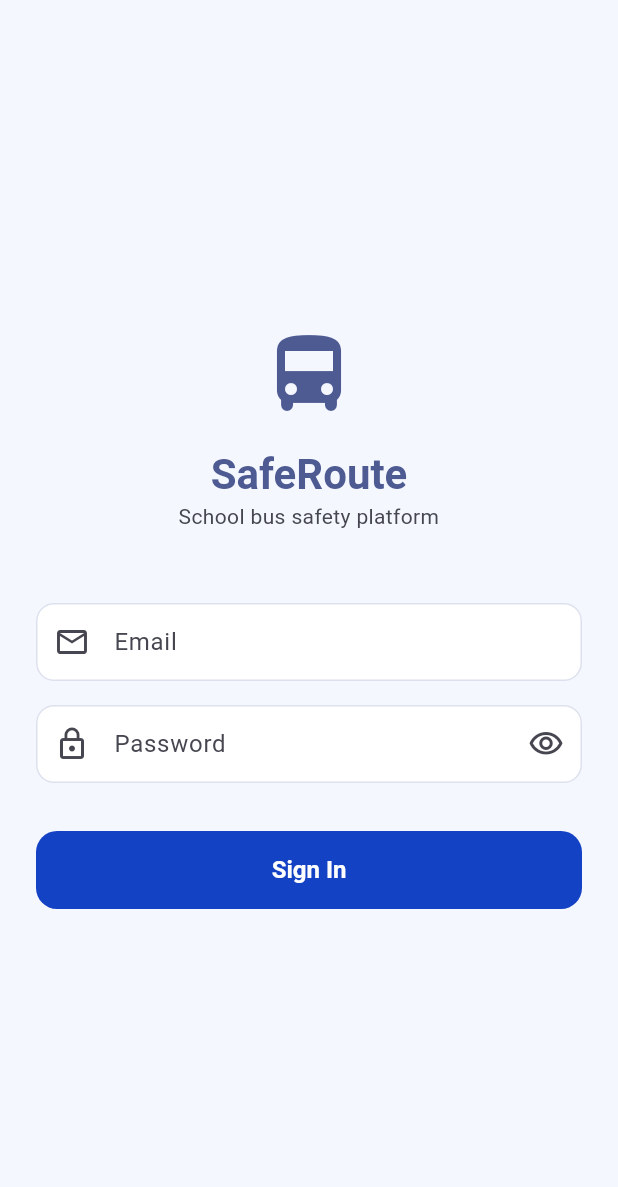
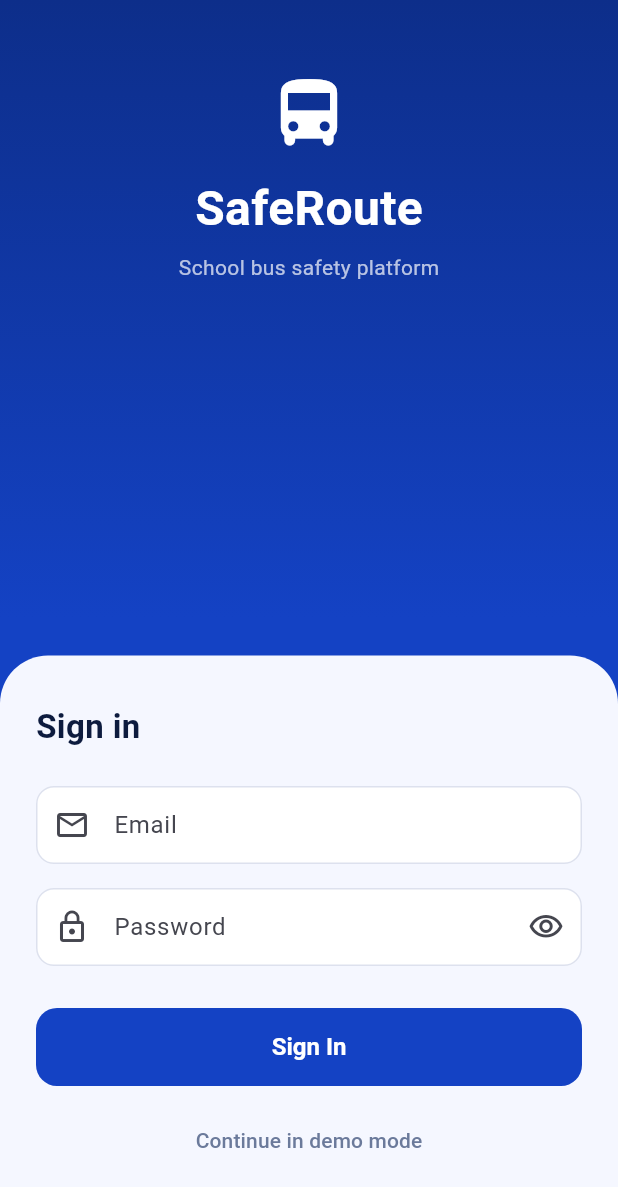
Before and after one commit to yogeshhm/SafeRoute, a Flutter app: the LoginScreen screen opened directly, on a phone screen of 412 x 824 dp. Shown: the top 1187 px of the screen. Run offline on Flutter 3.47's test engine with Material 3 defaults, Android fonts, the phone set to English and light mode, and no system bars; our stand-ins replace geolocator, go_router, google_maps_flutter, supabase_flutter; accounts and stored records are empty.

Commit message:
Add GPS tracking, auth login, and user service
- GPS sends location every 10m during active trip via geolocator
- Starts on trip begin, stops on trip complete
- Resumes automatically if app reopens mid-trip
- Real email+password login via Supabase Auth
- Role-based redirect after login (driver/parent)
- Demo mode still accessible via login screen
- UserService handles auth vs demo user resolution
- Sign out clears GPS and session

Co-Authored-By: Claude Sonnet 4.6 <noreply@anthropic.com>

```diff
--- a/apps/mobile/lib/features/auth/screens/login_screen.dart
+++ b/apps/mobile/lib/features/auth/screens/login_screen.dart
@@ -1,6 +1,8 @@
 import 'package:flutter/material.dart';
+import 'package:flutter/services.dart';
 import 'package:go_router/go_router.dart';
 import 'package:supabase_flutter/supabase_flutter.dart';
+import '../../../core/theme/app_theme.dart';
 
 class LoginScreen extends StatefulWidget {
   const LoginScreen({super.key});
@@ -41,18 +43,25 @@ class _LoginScreenState extends State<LoginScreen> {
           .eq('auth_user_id', res.user!.id)
           .maybeSingle();
 
-      final role = profile?['role'] as String?;
       if (!mounted) return;
 
+      final role = profile?['role'] as String?;
       if (role == 'driver') {
         context.go('/driver');
+      } else if (role == 'parent') {
+        context.go('/parent');
       } else {
-        context.go('/parent');
+        ScaffoldMessenger.of(context).showSnackBar(
+          const SnackBar(
+            content: Text('Account not set up correctly. Contact admin.'),
+            backgroundColor: AppColors.orange,
+          ),
+        );
       }
     } on AuthException catch (e) {
       if (!mounted) return;
       ScaffoldMessenger.of(context).showSnackBar(
-        SnackBar(content: Text(e.message), backgroundColor: Colors.red),
+        SnackBar(content: Text(e.message), backgroundColor: AppColors.red),
       );
     } finally {
       if (mounted) setState(() => _loading = false);
@@ -61,40 +70,65 @@ class _LoginScreenState extends State<LoginScreen> {
 
   @override
   Widget build(BuildContext context) {
-    final theme = Theme.of(context);
+    SystemChrome.setSystemUIOverlayStyle(const SystemUiOverlayStyle(
+      statusBarColor: Colors.transparent,
+      statusBarIconBrightness: Brightness.light,
+    ));
+
     return Scaffold(
-      body: SafeArea(
-        child: Center(
-          child: SingleChildScrollView(
-            padding: const EdgeInsets.symmetric(horizontal: 24),
+      body: Container(
+        decoration: const BoxDecoration(
+          gradient: LinearGradient(
+            begin: Alignment.topCenter,
+            end: Alignment.center,
+            colors: [AppColors.primaryDark, AppColors.primary],
+          ),
+        ),
+        child: SafeArea(
+          child: Column(
+            children: [
+              const SizedBox(height: 48),
+              const Icon(Icons.directions_bus_rounded,
+                  size: 56, color: Colors.white),
+              const SizedBox(height: 12),
+              const Text(
+                'SafeRoute',
+                style: TextStyle(
+                  color: Colors.white,
+                  fontSize: 32,
+                  fontWeight: FontWeight.bold,
+                ),
+              ),
+              const SizedBox(height: 6),
+              Text(
+                'School bus safety platform',
+                style: TextStyle(
+                  color: Colors.white.withValues(alpha: 0.7),
+                  fontSize: 14,
+                ),
+              ),
+              const Spacer(),
+              Container(
+                decoration: const BoxDecoration(
+                  color: AppColors.surface,
+                  borderRadius:
+                      BorderRadius.vertical(top: Radius.circular(32)),
+                ),
+                padding: const EdgeInsets.fromLTRB(24, 32, 24, 40),
                 child: Form(
                   key: _formKey,
                   child: Column(
                     crossAxisAlignment: CrossAxisAlignment.stretch,
                     children: [
-                  const SizedBox(height: 48),
-                  Icon(
-                    Icons.directions_bus_rounded,
-                    size: 64,
-                    color: theme.colorScheme.primary,
-                  ),
-                  const SizedBox(height: 16),
-                  Text(
-                    'SafeRoute',
-                    textAlign: TextAlign.center,
-                    style: theme.textTheme.headlineMedium?.copyWith(
+                      const Text(
+                        'Sign in',
+                        style: TextStyle(
+                          fontSize: 22,
                           fontWeight: FontWeight.bold,
-                      color: theme.colorScheme.primary,
+                          color: AppColors.textPrimary,
                         ),
                       ),
-                  Text(
-                    'School bus safety platform',
-                    textAlign: TextAlign.center,
-                    style: theme.textTheme.bodyMedium?.copyWith(
-                      color: theme.colorScheme.onSurfaceVariant,
-                    ),
-                  ),
-                  const SizedBox(height: 48),
+                      const SizedBox(height: 24),
                       TextFormField(
                         controller: _emailController,
                         keyboardType: TextInputType.emailAddress,
@@ -102,8 +136,9 @@ class _LoginScreenState extends State<LoginScreen> {
                           labelText: 'Email',
                           prefixIcon: Icon(Icons.email_outlined),
                         ),
-                    validator: (v) =>
-                        v != null && v.contains('@') ? null : 'Enter a valid email',
+                        validator: (v) => v != null && v.contains('@')
+                            ? null
+                            : 'Enter a valid email',
                       ),
                       const SizedBox(height: 16),
                       TextFormField(
@@ -113,16 +148,18 @@ class _LoginScreenState extends State<LoginScreen> {
                           labelText: 'Password',
                           prefixIcon: const Icon(Icons.lock_outline),
                           suffixIcon: IconButton(
-                        icon: Icon(
-                          _obscure ? Icons.visibility_outlined : Icons.visibility_off_outlined,
-                        ),
-                        onPressed: () => setState(() => _obscure = !_obscure),
+                            icon: Icon(_obscure
+                                ? Icons.visibility_outlined
+                                : Icons.visibility_off_outlined),
+                            onPressed: () =>
+                                setState(() => _obscure = !_obscure),
                           ),
                         ),
-                    validator: (v) =>
-                        v != null && v.length >= 6 ? null : 'Minimum 6 characters',
+                        validator: (v) => v != null && v.length >= 6
+                            ? null
+                            : 'Minimum 6 characters',
                       ),
-                  const SizedBox(height: 32),
+                      const SizedBox(height: 28),
                       FilledButton(
                         onPressed: _loading ? null : _login,
                         child: _loading
@@ -130,16 +167,23 @@ class _LoginScreenState extends State<LoginScreen> {
                                 height: 20,
                                 width: 20,
                                 child: CircularProgressIndicator(
-                              strokeWidth: 2,
-                              color: Colors.white,
-                            ),
+                                    strokeWidth: 2, color: Colors.white),
                               )
                             : const Text('Sign In'),
                       ),
-                  const SizedBox(height: 48),
+                      const SizedBox(height: 12),
+                      TextButton(
+                        onPressed: () => context.go('/demo'),
+                        child: const Text(
+                          'Continue in demo mode',
+                          style: TextStyle(color: AppColors.textSecondary),
+                        ),
+                      ),
                     ],
                   ),
                 ),
+              ),
+            ],
           ),
         ),
       ),
--- a/apps/mobile/lib/features/driver/screens/trip_stop_screen.dart
+++ b/apps/mobile/lib/features/driver/screens/trip_stop_screen.dart
@@ -1,6 +1,7 @@
 import 'package:flutter/material.dart';
 import 'package:go_router/go_router.dart';
 import 'package:supabase_flutter/supabase_flutter.dart';
+import '../../../core/services/location_service.dart';
 import '../../../core/theme/app_theme.dart';
 
 class TripStopScreen extends StatefulWidget {
@@ -145,6 +146,9 @@ class _TripStopScreenState extends State<TripStopScreen> {
           'completed_at': DateTime.now().toIso8601String(),
           'updated_at': DateTime.now().toIso8601String(),
         }).eq('id', widget.tripId);
+
+        // Stop GPS
+        await LocationService.instance.stopTracking();
 
         if (mounted) {
           _showTripCompleteDialog();
--- a/apps/mobile/pubspec.yaml
+++ b/apps/mobile/pubspec.yaml
@@ -37,6 +37,7 @@ dependencies:
   supabase_flutter: ^2.15.0
   go_router: ^17.3.0
   google_maps_flutter: ^2.17.1
+  geolocator: ^14.0.3
 
 dev_dependencies:
   flutter_test:
```
Also changed, not shown: apps/mobile/lib/core/router/app_router.dart (+33 -1 lines), apps/mobile/lib/core/services/location_service.dart (added, +72 -0 lines), apps/mobile/lib/core/services/user_service.dart (added, +45 -0 lines), apps/mobile/lib/features/driver/screens/driver_home_screen.dart (+29 -5 lines), apps/mobile/lib/features/parent/screens/parent_home_screen.dart (+2 -5 lines), 1 other file. Lines whose indentation alone changed are shown as unchanged.
